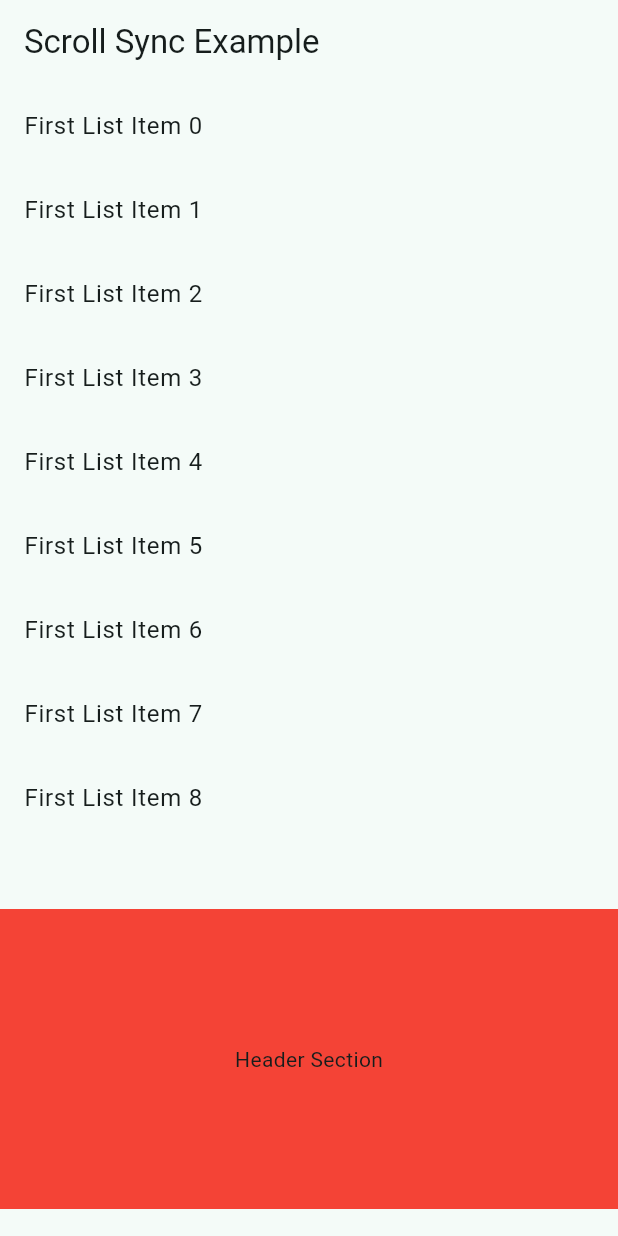
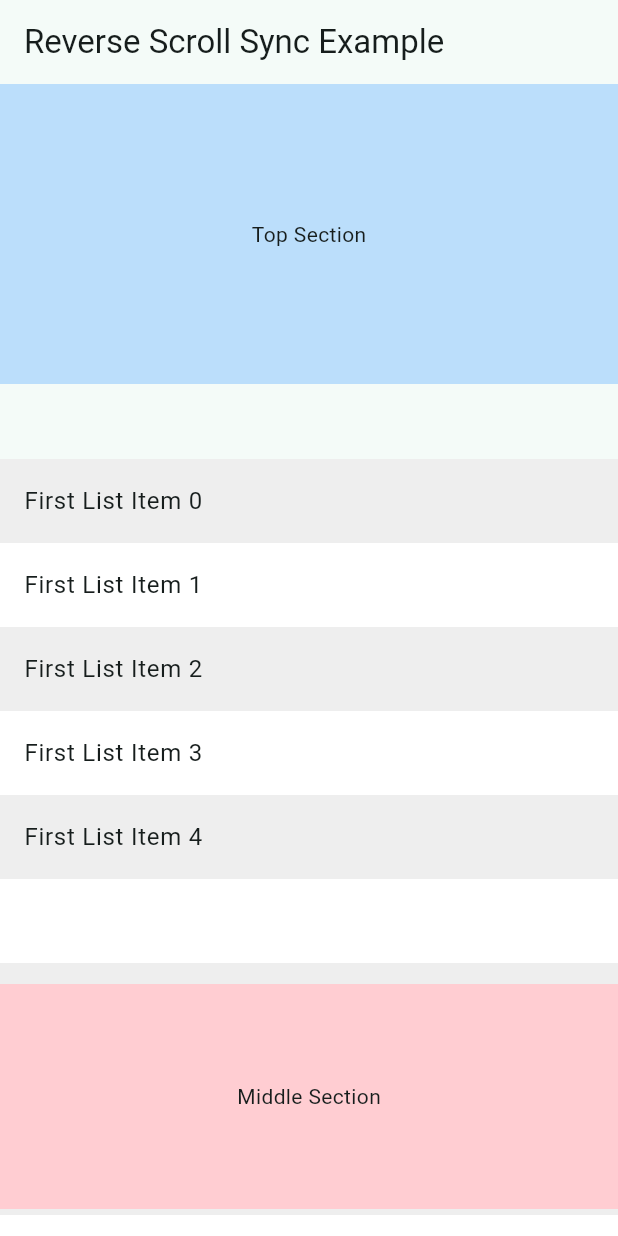
Before and after one commit to Shuvo8693/Testing-and-exploring-widgets-functions, a Flutter app: the screen it shows after launch, on a phone screen of 412 x 824 dp. Run offline on Flutter 3.47's test engine with Material 3 defaults, Android fonts, the phone set to English and light mode, and no system bars; our stand-ins replace dartz, fl_chart, get.

Commit message:
updated on 5/5/25

```diff
--- a/lib/main.dart
+++ b/lib/main.dart
@@ -1,6 +1,7 @@
 import 'package:flutter/material.dart';
 import 'package:testing_and_exploring_widgets/widgets/nested_scrolling_under_singleChildScroll/ScrollSyncPage1.dart';
 import 'package:testing_and_exploring_widgets/widgets/nested_scrolling_under_singleChildScroll/ScrollSyncPage2.dart';
+
 
 void main() {
   runApp(const MyApp());
--- a/lib/widgets/nested_scrolling_under_singleChildScroll/ScrollSyncPage1.dart
+++ b/lib/widgets/nested_scrolling_under_singleChildScroll/ScrollSyncPage1.dart
@@ -16,8 +16,7 @@ class ScrollSyncPage extends StatelessWidget {
               height: 200,
               color: Colors.blue,
               alignment: Alignment.center,
-              child: const Text(
-                'Header',
+              child: const Text('Header',
                 style: TextStyle(color: Colors.white, fontSize: 24),
               ),
             ),
--- a/lib/widgets/nested_scrolling_under_singleChildScroll/ScrollSyncPage2.dart
+++ b/lib/widgets/nested_scrolling_under_singleChildScroll/ScrollSyncPage2.dart
@@ -4,122 +4,145 @@ class ScrollSyncPage2 extends StatefulWidget {
   const ScrollSyncPage2({super.key});
 
   @override
-  _ScrollSyncPageState createState() => _ScrollSyncPageState();
+  _ScrollSyncPage2State createState() => _ScrollSyncPage2State();
 }
 
-class _ScrollSyncPageState extends State<ScrollSyncPage2> {
-  // Controllers for the scroll views
-  ScrollController singleChildScrollViewController = ScrollController();
-  ScrollController listViewController1 = ScrollController();
-  ScrollController listViewController2 = ScrollController();
+class _ScrollSyncPage2State extends State<ScrollSyncPage2> {
+  // Controller for the main scroll view
+  final ScrollController mainScrollController = ScrollController();
+
+  // Controllers for the list views
+  final ScrollController listViewController1 = ScrollController();
+  final ScrollController listViewController2 = ScrollController();
+  final ScrollController listViewController3 = ScrollController();
 
   // Flag to prevent recursive scroll triggering
-  bool isScrolling = false;
+  bool isScrollingMain = false;
+
+  @override
+  void initState() {
+    super.initState();
+    // Add listeners to each ListView controller to detect when they reach the end
+    listViewController1.addListener(() => _handleListViewScroll(listViewController1, 0));
+    listViewController2.addListener(() => _handleListViewScroll(listViewController2, 1));
+    listViewController3.addListener(() => _handleListViewScroll(listViewController3, 2));
+  }
 
   @override
   void dispose() {
-    // Dispose controllers when not in use
-    singleChildScrollViewController.dispose();
+    // Remove listeners and dispose controllers
+    listViewController1.removeListener(() => _handleListViewScroll(listViewController1, 0));
+    listViewController2.removeListener(() => _handleListViewScroll(listViewController2, 1));
+    listViewController3.removeListener(() => _handleListViewScroll(listViewController3, 2));
+
+    mainScrollController.dispose();
     listViewController1.dispose();
     listViewController2.dispose();
+    listViewController3.dispose();
     super.dispose();
   }
 
-  // Check for the first and last item scroll behavior
-  void _checkListViewScroll(
-      ScrollController listViewController, bool isFirstListView) {
-    final currentOffset = listViewController.offset;
-    final maxScroll = listViewController.position.maxScrollExtent;
-    final minScroll = listViewController.position.minScrollExtent;
+  // Handle scroll events from ListViews
+  void _handleListViewScroll(ScrollController controller, int listIndex) {
+    if (isScrollingMain || !controller.hasClients) return;
 
-    // If the list view reaches the first item (scroll up), scroll the full screen
-    if (currentOffset <= minScroll && !isScrolling) {
-      setState(() {
-        isScrolling = true;
-      });
-      Future.delayed(Duration(milliseconds: 100), () {
-        // Scroll SingleChildScrollView up
-        singleChildScrollViewController.jumpTo(
-            singleChildScrollViewController.offset - 10);
-        setState(() {
-          isScrolling = false;
-        });
-      });
+    // Check if we've reached the end (bottom) of the ListView
+    if (controller.position.pixels >= controller.position.maxScrollExtent) {
+      // Start scrolling the main view upward (toward the top)
+      _scrollMainViewUpward(listIndex);
+    }
   }
 
-    // If the list view reaches the last item (scroll down), scroll the full screen
-    if (currentOffset >= maxScroll && !isScrolling) {
-      setState(() {
-        isScrolling = true;
+  void _scrollMainViewUpward(int listIndex) {
+    if (!mainScrollController.hasClients) return;
+
+    // Mark that we're handling a scroll operation
+    isScrollingMain = true;
+
+    // Calculate target position based on which ListView triggered the scroll
+    double targetPosition = 0;
+
+    // Scroll up (decrease the offset) by a fixed amount
+    // You might need to adjust this value based on your layout
+    targetPosition = mainScrollController.offset - 100;
+
+    // Ensure we don't scroll beyond the top edge
+    targetPosition = targetPosition.clamp(0, mainScrollController.position.maxScrollExtent);
+
+    // Animate to the new position
+    mainScrollController.animateTo(
+      targetPosition,
+      duration: const Duration(milliseconds: 300),
+      curve: Curves.easeOut,
+    ).then((_) {
+      // Reset flag when animation completes
+      isScrollingMain = false;
     });
-      Future.delayed(Duration(milliseconds: 100), () {
-        // Scroll SingleChildScrollView down
-        singleChildScrollViewController.jumpTo(
-            singleChildScrollViewController.offset + 10);
-        setState(() {
-          isScrolling = false;
-        });
-      });
-    }
   }
 
   @override
   Widget build(BuildContext context) {
     return Scaffold(
-      appBar: AppBar(title: Text("Scroll Sync Example")),
-      body: NotificationListener<ScrollNotification>(
-        onNotification: (ScrollNotification notification) {
-          if (notification is ScrollUpdateNotification) {
-            // Detect scrolling and adjust SingleChildScrollView based on list view
-            _checkListViewScroll(listViewController1, true);
-            _checkListViewScroll(listViewController2, false);
-          }
-          return true;
-        },
-        child: SingleChildScrollView(
-          controller: singleChildScrollViewController,
+      appBar: AppBar(title: const Text("Reverse Scroll Sync Example")),
+      body: SingleChildScrollView(
+        controller: mainScrollController,
         child: Column(
           children: [
+            Container(
+              height: 200,
+              color: Colors.blue.shade100,
+              child: const Center(child: Text("Top Section")),
+            ),
+            const SizedBox(height: 50),
             SizedBox(
-                height: 500,
+              height: 300,
               child: ListView.builder(
                 controller: listViewController1,
-                  itemCount: 30,
+                itemCount: 20,
                 itemBuilder: (context, index) {
                   return ListTile(
                     title: Text('First List Item $index'),
+                    tileColor: index % 2 == 0 ? Colors.grey.shade200 : Colors.white,
                   );
                 },
               ),
             ),
             const SizedBox(height: 50),
             Container(
-                height: 200, // Some content above the list
-                color: Colors.red,
-                child: const Center(child: Text("Header Section")),
+              height: 150,
+              color: Colors.red.shade100,
+              child: const Center(child: Text("Middle Section")),
             ),
             const SizedBox(height: 50),
             SizedBox(
-                height: 500,
+              height: 300,
               child: ListView.builder(
-                  controller: listViewController1,
-                  itemCount: 30,
+                controller: listViewController2,
+                itemCount: 20,
                 itemBuilder: (context, index) {
                   return ListTile(
-                      title: Text('First List Item $index'),
+                    title: Text('Second List Item $index'),
+                    tileColor: index % 2 == 0 ? Colors.grey.shade200 : Colors.white,
                   );
                 },
               ),
             ),
             const SizedBox(height: 50),
+            Container(
+              height: 150,
+              color: Colors.green.shade100,
+              child: const Center(child: Text("Bottom Section")),
+            ),
+            const SizedBox(height: 50),
             SizedBox(
-                height: 500,
+              height: 300,
               child: ListView.builder(
-                  controller: listViewController2,
-                  itemCount: 30,
+                controller: listViewController3,
+                itemCount: 20,
                 itemBuilder: (context, index) {
                   return ListTile(
-                      title: Text('Second List Item $index'),
+                    title: Text('Third List Item $index'),
+                    tileColor: index % 2 == 0 ? Colors.grey.shade200 : Colors.white,
                   );
                 },
               ),
@@ -127,7 +150,6 @@ class _ScrollSyncPageState extends State<ScrollSyncPage2> {
           ],
         ),
       ),
-      ),
     );
   }
 }
```
Also changed, not shown: 4 other files. Lines whose indentation alone changed are shown as unchanged.
